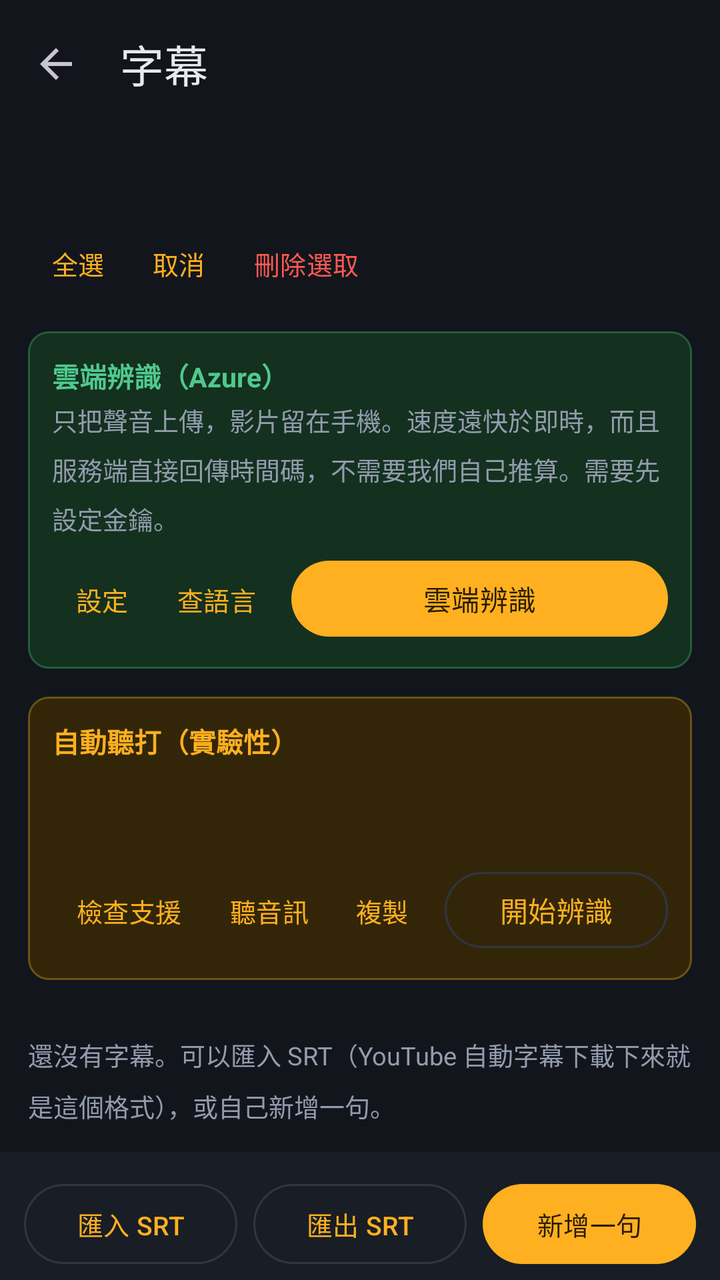
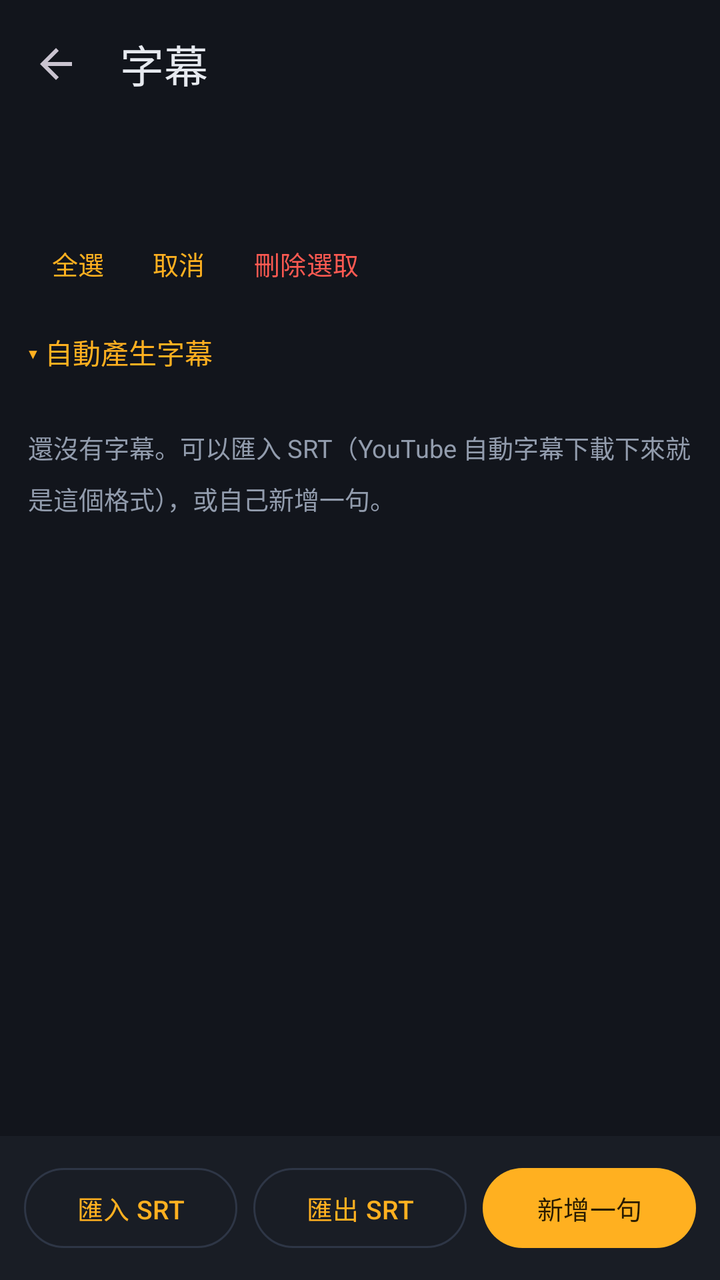

Before-and-after screenshots of an Android layout around one commit, followed by the original layout XML and the change that was made.
<!-- AndroidManifest.xml: application theme Theme.VlogStitch -->
<!-- res/layout/activity_subtitles.xml -->
<?xml version="1.0" encoding="utf-8"?>
<LinearLayout xmlns:android="http://schemas.android.com/apk/res/android"
    xmlns:app="http://schemas.android.com/apk/res-auto"
    android:layout_width="match_parent" android:layout_height="match_parent"
    android:orientation="vertical" android:background="@color/ink"
    android:fitsSystemWindows="true">

    <com.google.android.material.appbar.MaterialToolbar android:id="@+id/toolbar"
        android:layout_width="match_parent" android:layout_height="?attr/actionBarSize"
        android:background="@color/ink" app:title="@string/subtitles"
        app:titleTextColor="@color/text"
        app:navigationIcon="?attr/homeAsUpIndicator" />

    <LinearLayout android:layout_width="match_parent" android:layout_height="wrap_content"
        android:orientation="vertical" android:paddingStart="14dp" android:paddingEnd="14dp">
        <TextView android:id="@+id/count"
            android:layout_width="match_parent" android:layout_height="wrap_content"
            android:textColor="@color/text" android:textSize="15sp" android:textStyle="bold" />
        <TextView android:id="@+id/hint"
            android:layout_width="match_parent" android:layout_height="wrap_content"
            style="@style/Label" android:paddingTop="2dp" />
        <LinearLayout android:layout_width="match_parent" android:layout_height="wrap_content"
            android:orientation="horizontal" android:paddingTop="8dp">
            <com.google.android.material.button.MaterialButton android:id="@+id/btnSelectAll"
                style="@style/Widget.Material3.Button.TextButton"
                android:layout_width="wrap_content" android:layout_height="40dp"
                android:minWidth="0dp" android:textSize="13sp" android:text="@string/select_all" />
            <com.google.android.material.button.MaterialButton android:id="@+id/btnSelectNone"
                style="@style/Widget.Material3.Button.TextButton"
                android:layout_width="wrap_content" android:layout_height="40dp"
                android:minWidth="0dp" android:textSize="13sp" android:text="@string/select_none" />
            <com.google.android.material.button.MaterialButton android:id="@+id/btnDelete"
                style="@style/Widget.Material3.Button.TextButton"
                android:layout_width="wrap_content" android:layout_height="40dp"
                android:minWidth="0dp" android:textSize="13sp" android:textColor="@color/danger"
                android:text="@string/delete_selected" />
        </LinearLayout>
    </LinearLayout>

    <LinearLayout android:id="@+id/cloudBox"
        android:layout_width="match_parent" android:layout_height="wrap_content"
        android:orientation="vertical" android:layout_marginStart="14dp"
        android:layout_marginEnd="14dp" android:layout_marginTop="14dp"
        android:padding="12dp" android:background="@drawable/banner_ok">
        <TextView android:layout_width="match_parent" android:layout_height="wrap_content"
            android:text="@string/cloud_title" android:textColor="@color/ok"
            android:textSize="13.5sp" android:textStyle="bold" />
        <TextView android:id="@+id/cloudHint"
            android:layout_width="match_parent" android:layout_height="wrap_content"
            style="@style/Label" android:paddingTop="3dp"
            android:lineSpacingMultiplier="1.35" android:text="@string/cloud_hint" />
        <com.google.android.material.progressindicator.LinearProgressIndicator
            android:id="@+id/cloudProgress"
            android:layout_width="match_parent" android:layout_height="wrap_content"
            android:layout_marginTop="8dp" android:indeterminate="true"
            android:visibility="gone" />
        <LinearLayout android:layout_width="match_parent" android:layout_height="wrap_content"
            android:orientation="horizontal" android:layout_marginTop="8dp">
            <com.google.android.material.button.MaterialButton android:id="@+id/btnCloudSetup"
                style="@style/Widget.Material3.Button.TextButton"
                android:layout_width="wrap_content" android:layout_height="46dp"
                android:minWidth="0dp" android:textSize="13sp" android:text="@string/cloud_setup" />
            <com.google.android.material.button.MaterialButton android:id="@+id/btnCloudLocales"
                style="@style/Widget.Material3.Button.TextButton"
                android:layout_width="wrap_content" android:layout_height="46dp"
                android:minWidth="0dp" android:textSize="13sp" android:text="@string/cloud_locales" />
            <com.google.android.material.button.MaterialButton android:id="@+id/btnCloud"
                android:layout_width="0dp" android:layout_height="46dp"
                android:layout_weight="1" android:layout_marginStart="6dp"
                android:text="@string/cloud_run" />
        </LinearLayout>
    </LinearLayout>

    <LinearLayout android:id="@+id/asrBox"
        android:layout_width="match_parent" android:layout_height="wrap_content"
        android:orientation="vertical" android:layout_margin="14dp"
        android:padding="12dp" android:background="@drawable/banner_warn">
        <TextView android:layout_width="match_parent" android:layout_height="wrap_content"
            android:text="@string/asr_title" android:textColor="@color/accent"
            android:textSize="13.5sp" android:textStyle="bold" />
        <TextView android:id="@+id/asrHint"
            android:layout_width="match_parent" android:layout_height="wrap_content"
            style="@style/Label" android:paddingTop="3dp"
            android:lineSpacingMultiplier="1.35" />
        <com.google.android.material.progressindicator.LinearProgressIndicator
            android:id="@+id/asrProgress"
            android:layout_width="match_parent" android:layout_height="wrap_content"
            android:layout_marginTop="8dp" android:max="100" android:progress="0"
            android:visibility="gone" />
        <TextView android:id="@+id/asrStatus"
            android:layout_width="match_parent" android:layout_height="wrap_content"
            style="@style/Label" android:paddingTop="6dp" />
        <ScrollView android:id="@+id/asrLogScroll"
            android:layout_width="match_parent" android:layout_height="150dp"
            android:layout_marginTop="8dp" android:background="@color/ink"
            android:padding="8dp" android:visibility="gone">
            <TextView android:id="@+id/asrLog"
                android:layout_width="match_parent" android:layout_height="wrap_content"
                android:fontFamily="monospace" android:textSize="10.5sp"
                android:textColor="@color/dim" android:lineSpacingMultiplier="1.35"
                android:textIsSelectable="true" />
        </ScrollView>
        <LinearLayout android:layout_width="match_parent" android:layout_height="wrap_content"
            android:orientation="horizontal" android:layout_marginTop="8dp">
            <com.google.android.material.button.MaterialButton android:id="@+id/btnAsrCheck"
                style="@style/Widget.Material3.Button.TextButton"
                android:layout_width="wrap_content" android:layout_height="46dp"
                android:minWidth="0dp" android:textSize="13sp" android:text="@string/asr_check" />
            <com.google.android.material.button.MaterialButton android:id="@+id/btnAsrWav"
                style="@style/Widget.Material3.Button.TextButton"
                android:layout_width="wrap_content" android:layout_height="46dp"
                android:minWidth="0dp" android:textSize="13sp" android:text="@string/asr_wav" />
            <com.google.android.material.button.MaterialButton android:id="@+id/btnAsrCopy"
                style="@style/Widget.Material3.Button.TextButton"
                android:layout_width="wrap_content" android:layout_height="46dp"
                android:minWidth="0dp" android:textSize="13sp" android:text="@string/copy_log" />
            <com.google.android.material.button.MaterialButton android:id="@+id/btnAsr"
                style="@style/Widget.Material3.Button.OutlinedButton"
                android:layout_width="0dp" android:layout_height="46dp"
                android:layout_weight="1" android:layout_marginStart="6dp"
                android:text="@string/asr_start" />
        </LinearLayout>
    </LinearLayout>

    <TextView android:id="@+id/empty"
        android:layout_width="match_parent" android:layout_height="wrap_content"
        android:padding="14dp" style="@style/Label" android:lineSpacingMultiplier="1.4"
        android:text="@string/sub_empty" />

    <androidx.recyclerview.widget.RecyclerView android:id="@+id/list"
        android:layout_width="match_parent" android:layout_height="0dp"
        android:layout_weight="1" android:paddingStart="14dp" android:paddingEnd="14dp"
        android:clipToPadding="false" />

    <LinearLayout android:layout_width="match_parent" android:layout_height="wrap_content"
        android:orientation="horizontal" android:background="@color/panel"
        android:padding="12dp">
        <com.google.android.material.button.MaterialButton android:id="@+id/btnImport"
            style="@style/Widget.Material3.Button.OutlinedButton"
            android:layout_width="0dp" android:layout_height="48dp"
            android:layout_weight="1" android:textSize="13sp" android:text="@string/import_srt" />
        <com.google.android.material.button.MaterialButton android:id="@+id/btnExport"
            style="@style/Widget.Material3.Button.OutlinedButton"
            android:layout_width="0dp" android:layout_height="48dp"
            android:layout_weight="1" android:layout_marginStart="8dp"
            android:textSize="13sp" android:text="@string/export_srt" />
        <com.google.android.material.button.MaterialButton android:id="@+id/btnAdd"
            android:layout_width="0dp" android:layout_height="48dp"
            android:layout_weight="1" android:layout_marginStart="8dp"
            android:textSize="13sp" android:text="@string/add_sub" />
    </LinearLayout>
</LinearLayout>
<!-- resources referenced by this layout -->
<resources>
  <color name="accent">#FFB020</color>
  <color name="danger">#FF5A52</color>
  <color name="dim">#929CAD</color>
  <color name="ink">#12151C</color>
  <color name="ok">#4FC98D</color>
  <color name="panel">#191D25</color>
  <color name="text">#E6E9EF</color>
  <!-- drawable banner_ok (drawable) -->
  <?xml version="1.0" encoding="utf-8"?>
  <shape xmlns:android="http://schemas.android.com/apk/res/android" android:shape="rectangle">
      <solid android:color="#14301F" />
      <stroke android:width="1dp" android:color="#245C3D" />
      <corners android:radius="10dp" />
  </shape>
  <!-- drawable banner_warn (drawable) -->
  <?xml version="1.0" encoding="utf-8"?>
  <shape xmlns:android="http://schemas.android.com/apk/res/android" android:shape="rectangle">
      <solid android:color="#332608" />
      <stroke android:width="1dp" android:color="#6B5216" />
      <corners android:radius="10dp" />
  </shape>
  <string name="add_sub">新增一句</string>
  <string name="asr_check">檢查支援</string>
  <string name="asr_start">開始辨識</string>
  <string name="asr_title">自動聽打（實驗性）</string>
  <string name="asr_wav">聽音訊</string>
  <string name="cloud_hint">只把聲音上傳，影片留在手機。速度遠快於即時，而且服務端直接回傳時間碼，不需要我們自己推算。需要先設定金鑰。</string>
  <string name="cloud_locales">查語言</string>
  <string name="cloud_run">雲端辨識</string>
  <string name="cloud_setup">設定</string>
  <string name="cloud_title">雲端辨識（Azure）</string>
  <string name="copy_log">複製</string>
  <string name="delete_selected">刪除選取</string>
  <string name="export_srt">匯出 SRT</string>
  <string name="import_srt">匯入 SRT</string>
  <string name="select_all">全選</string>
  <string name="select_none">取消</string>
  <string name="sub_empty">還沒有字幕。可以匯入 SRT（YouTube 自動字幕下載下來就是這個格式），或自己新增一句。</string>
  <string name="subtitles">字幕</string>
  <style name="Label">
          <item name="android:textColor">@color/dim</item>
          <item name="android:textSize">12.5sp</item>
      </style>
  <style name="Theme.VlogStitch" parent="Theme.Material3.Dark.NoActionBar">
          <item name="colorPrimary">@color/accent</item>
          <item name="colorOnPrimary">@color/accent_ink</item>
          <item name="colorSecondary">@color/accent</item>
          <item name="colorOnSecondary">@color/accent_ink</item>
          <item name="colorSurface">@color/panel</item>
          <item name="colorOnSurface">@color/text</item>
          <item name="colorSurfaceVariant">@color/panel2</item>
          <item name="colorOnSurfaceVariant">@color/dim</item>
          <item name="colorOutline">@color/line</item>
          <item name="colorError">@color/danger</item>
          <item name="android:colorBackground">@color/ink</item>
          <item name="android:statusBarColor">@color/ink</item>
          <item name="android:navigationBarColor">@color/ink</item>
          <item name="android:windowLightStatusBar">false</item>
      </style>
  <color name="accent_ink">#2A1C00</color>
  <color name="panel2">#222833</color>
  <color name="line">#2E3646</color>
</resources>

<!-- the commit's change to res/layout/activity_subtitles.xml (unified diff, before → after) -->
@@ -37,6 +37,15 @@
         </LinearLayout>
     </LinearLayout>
 
+    <TextView android:id="@+id/genToggle"
+        android:layout_width="match_parent" android:layout_height="wrap_content"
+        android:padding="14dp" android:textColor="@color/accent" android:textSize="14sp"
+        android:text="@string/gen_expand" />
+
+    <LinearLayout android:id="@+id/genBox"
+        android:layout_width="match_parent" android:layout_height="wrap_content"
+        android:orientation="vertical" android:visibility="gone">
+
     <LinearLayout android:id="@+id/cloudBox"
         android:layout_width="match_parent" android:layout_height="wrap_content"
         android:orientation="vertical" android:layout_marginStart="14dp"
@@ -60,6 +69,10 @@
                 style="@style/Widget.Material3.Button.TextButton"
                 android:layout_width="wrap_content" android:layout_height="46dp"
                 android:minWidth="0dp" android:textSize="13sp" android:text="@string/cloud_setup" />
+            <com.google.android.material.button.MaterialButton android:id="@+id/btnCloudJson"
+                style="@style/Widget.Material3.Button.TextButton"
+                android:layout_width="wrap_content" android:layout_height="46dp"
+                android:minWidth="0dp" android:textSize="13sp" android:text="@string/cloud_save_json" />
             <com.google.android.material.button.MaterialButton android:id="@+id/btnCloudLocales"
                 style="@style/Widget.Material3.Button.TextButton"
                 android:layout_width="wrap_content" android:layout_height="46dp"
@@ -122,6 +135,8 @@
         </LinearLayout>
     </LinearLayout>
 
+    </LinearLayout>
+
     <TextView android:id="@+id/empty"
         android:layout_width="match_parent" android:layout_height="wrap_content"
         android:padding="14dp" style="@style/Label" android:lineSpacingMultiplier="1.4"
<!-- resource entries referenced after the edit -->
@@ -29,11 +29,13 @@
   <string name="cloud_hint">只把聲音上傳，影片留在手機。速度遠快於即時，而且服務端直接回傳時間碼，不需要我們自己推算。需要先設定金鑰。</string>
   <string name="cloud_locales">查語言</string>
   <string name="cloud_run">雲端辨識</string>
+  <string name="cloud_save_json">存回應</string>
   <string name="cloud_setup">設定</string>
   <string name="cloud_title">雲端辨識（Azure）</string>
   <string name="copy_log">複製</string>
   <string name="delete_selected">刪除選取</string>
   <string name="export_srt">匯出 SRT</string>
+  <string name="gen_expand">▾ 自動產生字幕</string>
   <string name="import_srt">匯入 SRT</string>
   <string name="select_all">全選</string>
   <string name="select_none">取消</string>
